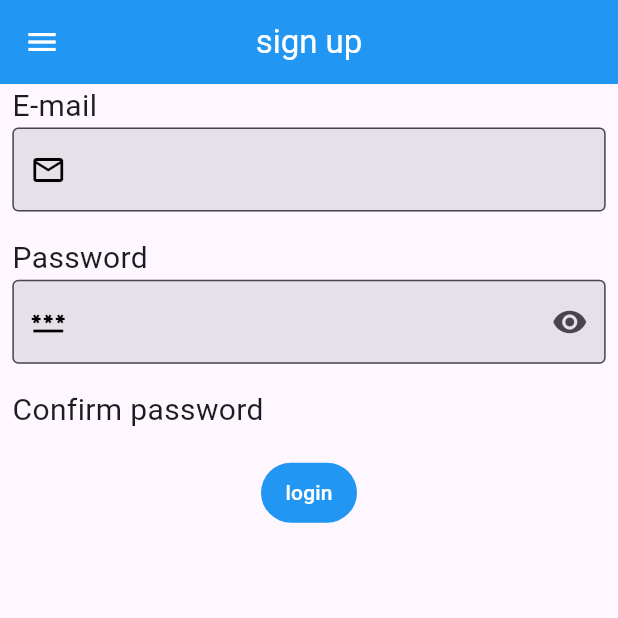
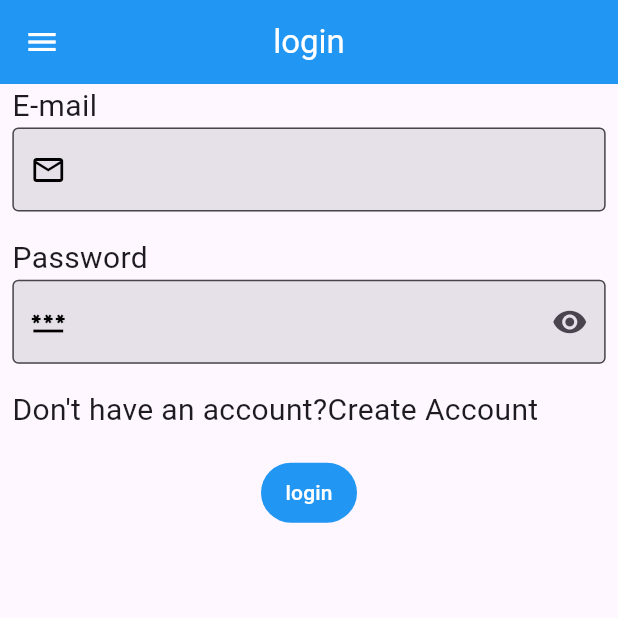
Before and after one commit to Mostafa-Elzohirey/sprints_firebase_tasks, a Flutter app: the screen it shows after launch, on a phone screen of 412 x 824 dp, the top half of it. Run offline on Flutter 3.47's test engine with Material 3 defaults, Android fonts, the phone set to English and light mode, and no system bars; our stand-ins replace firebase_auth, firebase_core, flutter_animate, flutter_localization, page_transition, validators; accounts and stored records are empty.

Commit message:
(updated some of the text for both languages) and added the option to go to signup from login page

```diff
--- a/lib/locales.dart
+++ b/lib/locales.dart
@@ -22,6 +22,8 @@ mixin AppLocale {
   static const String arabic = 'arabic';
   static const String logout = 'logout';
   static const String login = 'login';
+  static const String noAcc = 'noAcc';
+  static const String createAcc = 'createAcc';
 
   static const Map<String, dynamic> en = {
     title: 'Shopping App',
@@ -46,7 +48,9 @@ mixin AppLocale {
     entermail: 'please enter E-mail',
     enterpass: 'please enter password',
     logout: 'logout',
-    login: 'login'
+    login: 'login',
+    noAcc: "Don't have an account?",
+    createAcc:'Create Account'
   };
   static const Map<String, dynamic> ar = {
     title: 'تطبيق التسوق',
@@ -72,5 +76,7 @@ mixin AppLocale {
     enterpass: 'الرجاء ادخال كلمة مرور',
     logout: 'تسجيل جروج',
     login: 'تسجيل دخول',
+    noAcc:'لا تمتلك حساب؟',
+    createAcc:'أنشأ حساب'
   };
 }
--- a/lib/login_page.dart
+++ b/lib/login_page.dart
@@ -4,7 +4,7 @@ import 'package:flutter_animate/flutter_animate.dart';
 import 'package:flutter_localization/flutter_localization.dart';
 import 'package:page_transition/page_transition.dart';
 import 'package:sprints_firebase_tasks/locales.dart';
-import 'package:validators/validators.dart';
+import 'package:sprints_firebase_tasks/sign_up_page.dart';
 import 'home_screen.dart';
 
 class LoginPage extends StatefulWidget {
@@ -58,7 +58,7 @@ class _LoginPageState extends State<LoginPage> {
         backgroundColor: Colors.blue,
         foregroundColor: Colors.white,
         title: Text(
-          AppLocale.signUp.getString(context),
+          AppLocale.login.getString(context),
         ),
         centerTitle: true,
       ),
@@ -152,9 +152,26 @@ class _LoginPageState extends State<LoginPage> {
                 SizedBox(
                   height: deviceHeight * 0.02,
                 ),
-                Text(
-                  AppLocale.conPassword.getString(context),
-                  style: TextStyle(fontSize: 20),
+                Row(
+                  children: [
+                    Text(
+                      AppLocale.noAcc.getString(context),
+                      style: TextStyle(fontSize: 20),
+                    ),
+                    InkWell(
+                      onTap: () {
+                        navToSignUp(context);
+                      },
+                      child: Row(
+                        children: [
+                          Text(
+                            AppLocale.createAcc.getString(context),
+                            style: TextStyle(fontSize: 20),
+                          ),
+                        ],
+                      ),
+                    ),
+                  ],
                 ),
                 SizedBox(
                   height: deviceHeight * 0.02,
@@ -253,6 +270,19 @@ class _LoginPageState extends State<LoginPage> {
     );
   }
 
+  void navToSignUp(context) {
+    Navigator.push(
+      context,
+      PageTransition(
+        type: PageTransitionType.fade,
+        duration: 1.seconds,
+        child: SignUpPage(
+          localization: widget.localization,
+        ),
+      ),
+    );
+  }
+
   void showLanguageBottomSheet(FlutterLocalization localization) {
     showModalBottomSheet<void>(
         context: context,
--- a/lib/sign_up_page.dart
+++ b/lib/sign_up_page.dart
@@ -35,7 +35,7 @@ class _SignUpPageState extends State<SignUpPage> {
     final deviceWidth = MediaQuery.of(context).size.width;
     final deviceHeight = MediaQuery.of(context).size.height;
     return Scaffold(
-      drawer: Drawer(
+      endDrawer: Drawer(
         child: Column(
           mainAxisAlignment: MainAxisAlignment.center,
           children: [
@@ -259,7 +259,6 @@ class _SignUpPageState extends State<SignUpPage> {
                             email: emailController.text,
                             password: passwordController.text,
                           );
-
                         } on FirebaseAuthException catch (e) {
                           if (e.code == 'weak-password') {
                             showDialog<void>(
```
